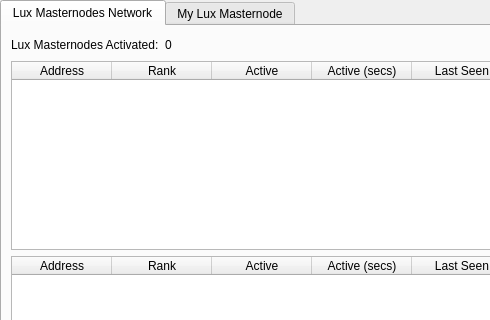
JustPayments/JustPay, file src/qt/forms/masternodemanager.ui: the form before one commit; both pictures show x 0 to 490 and y 0 to 320 of the 723 by 457 pixel window.
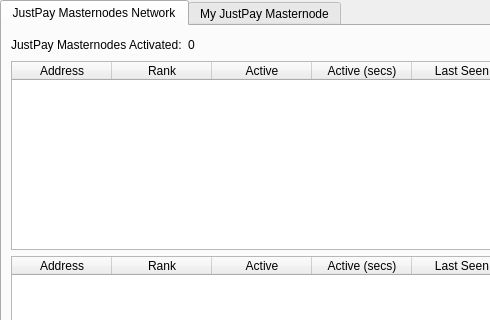
The form after the commit.

What changed in the file:
```diff
--- a/src/qt/forms/masternodemanager.ui
+++ b/src/qt/forms/masternodemanager.ui
@@ -38,7 +38,7 @@
        </property>
        <widget class="QWidget" name="tab">
         <attribute name="title">
-         <string>Lux Masternodes Network</string>
+         <string>JustPay Masternodes Network</string>
         </attribute>
         <layout class="QGridLayout" name="gridLayout">
          <item row="1" column="0">
@@ -144,7 +144,7 @@
            <item>
             <widget class="QLabel" name="label_2">
              <property name="text">
-              <string>Lux Masternodes Activated:</string>
+              <string>JustPay Masternodes Activated:</string>
              </property>
             </widget>
            </item>
@@ -174,7 +174,7 @@
        </widget>
        <widget class="QWidget" name="tab_2">
         <attribute name="title">
-         <string>My Lux Masternode</string>
+         <string>My JustPay Masternode</string>
         </attribute>
         <layout class="QGridLayout" name="gridLayout_2">
          <item row="0" column="0">
```
